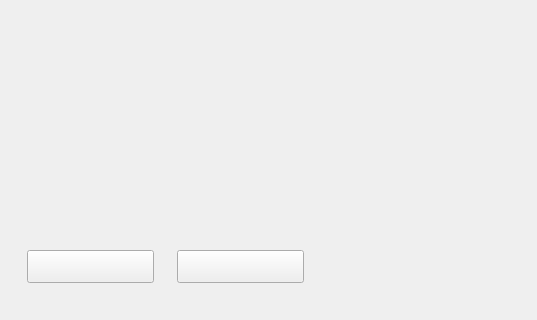
Before: the Qt Designer form gui.ui in abdullahsalah96/Pisces, drawn with Qt 5; both pictures show x 463 to 1000 and y 520 to 840 of the 1000 by 840 pixel window.
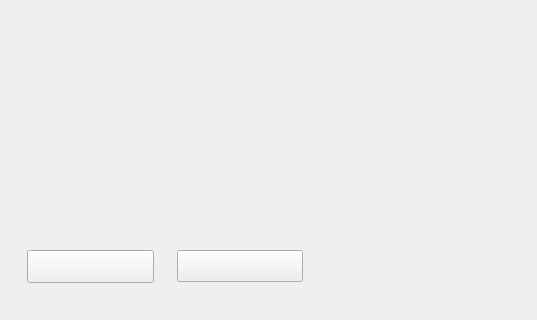
After: the same form once the commit is applied. The open tabs and pages were chosen to show the change. Icons and pictures are not drawn.

Patch:
```diff
--- a/gui.ui
+++ b/gui.ui
@@ -576,8 +576,8 @@
          <rect>
           <x>350</x>
           <y>770</y>
-          <width>127</width>
-          <height>33</height>
+          <width>126</width>
+          <height>32</height>
          </rect>
         </property>
         <property name="styleSheet">
```
Left out of the diff: 8 changed lines with no effect on the pictures.
